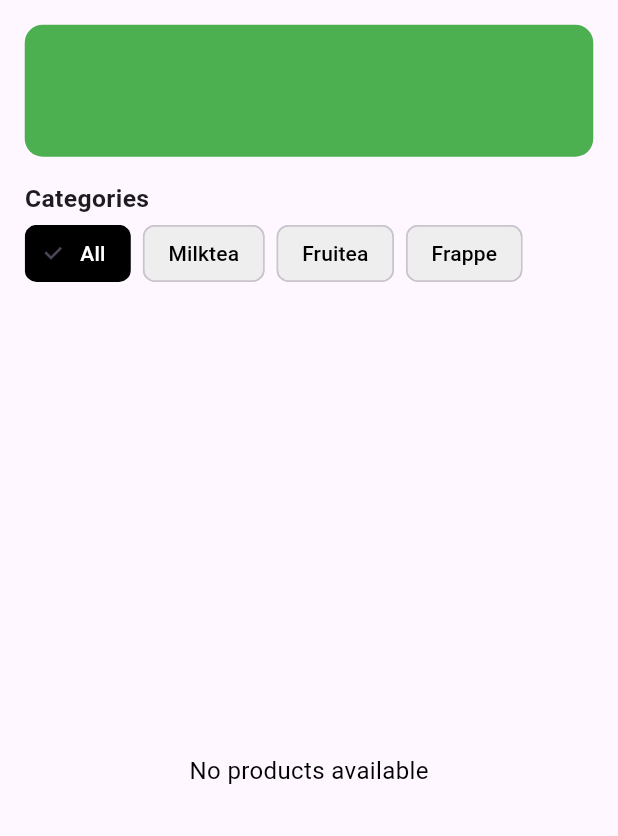
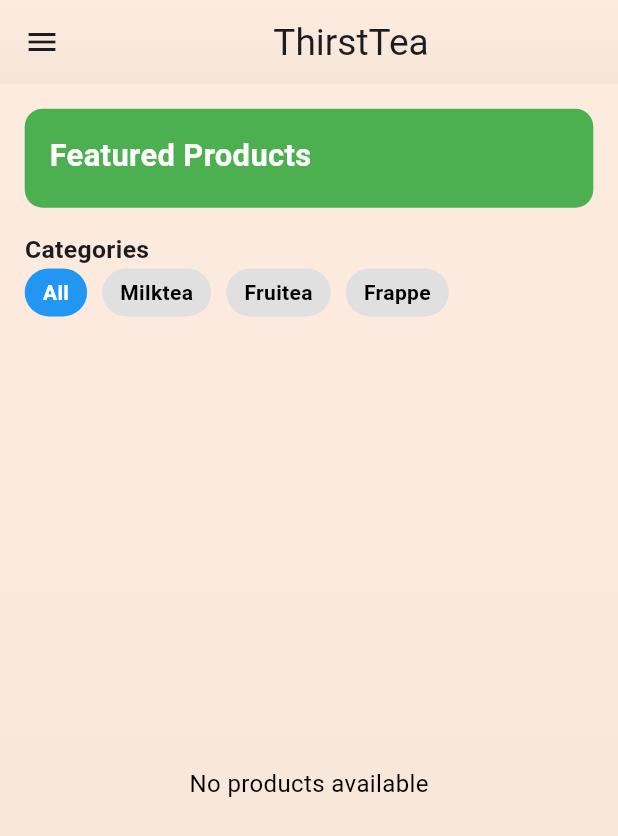
Before and after one commit to Adimno/thirsttea, a Flutter app: the HomePage1 screen opened directly, on a phone screen of 412 x 824 dp. Shown: the top 836 px of the screen. Run offline on Flutter 3.47's test engine with Material 3 defaults, Android fonts, the phone set to English and light mode, and no system bars; our stand-ins replace cloud_firestore, firebase_auth, firebase_core; accounts and stored records are empty; network calls fail.

Commit message:
remove bottom tabs and updated the home page UI

```diff
--- a/lib/home/home_page.dart
+++ b/lib/home/home_page.dart
@@ -2,6 +2,7 @@ import 'package:flutter/material.dart';
 import 'package:http/http.dart' as http;
 import 'dart:convert';
 import 'package:thirst_tea/product_page/product_page.dart';
+import 'package:thirst_tea/sign_in/sign_in_page.dart'; // Import the SignInPage for logout navigation
 
 class HomePage1 extends StatefulWidget {
   @override
@@ -23,9 +24,11 @@ class _HomePageState extends State<HomePage1> {
         'http://10.0.2.2/thirsteaFINALV2/login/adminmain/products_cp_connection.php'; // Replace with your server address
 
     try {
-      final response = await http.get(Uri.parse(url + '?category=$selectedCategory')); // Pass category as a query parameter
+      final response = await http.get(Uri.parse(url +
+          '?category=$selectedCategory')); // Pass category as a query parameter
       if (response.statusCode == 200) {
-        final List<dynamic> productsList = json.decode(response.body); // Decode the JSON response
+        final List<dynamic> productsList =
+        json.decode(response.body); // Decode the JSON response
 
         setState(() {
           products = productsList.map((product) {
@@ -47,10 +50,101 @@ class _HomePageState extends State<HomePage1> {
     final screenWidth = MediaQuery.of(context).size.width;
 
     return Scaffold(
-      body: Column(
+      appBar: AppBar(
+        flexibleSpace: Container(
+          decoration: BoxDecoration(
+            gradient: LinearGradient(
+              colors: [Color(0xFFFDEBDF), Color(0xFFF5E6D8)], // Soft gradient
+              begin: Alignment.topCenter,
+              end: Alignment.bottomCenter,
+            ),
+          ),
+        ),
+        title: Center(
+          child: Text(
+            'ThirstTea',
+            style: TextStyle(fontSize: screenWidth * 0.06),
+          ),
+        ),
+        leading: Builder(
+          builder: (context) => IconButton(  // Wrap the IconButton with Builder
+            icon: Icon(Icons.menu),
+            onPressed: () {
+              Scaffold.of(context).openDrawer(); // Now this context has Scaffold
+            },
+          ),
+        ),
+      ),
+      drawer: Drawer(
+        child: Container(
+          color: Colors.white,
+          child: ListView(
+            padding: EdgeInsets.zero,
+            children: <Widget>[
+              DrawerHeader(
+                decoration: BoxDecoration(
+                  color: Colors.blueAccent,
+                ),
+                child: Column(
+                  children: [
+                    Expanded(
+                      child: Image.asset(
+                        'assets/images/target_logo1.jpg', // Your logo
+                        fit: BoxFit.contain,
+                      ),
+                    ),
+                    SizedBox(height: 20),
+                  ],
+                ),
+              ),
+              ListTile(
+                leading: Icon(Icons.home, color: Colors.blueAccent),
+                title: Text(
+                  'Home',
+                  style: TextStyle(fontSize: 18, fontWeight: FontWeight.w500),
+                ),
+                onTap: () {
+                  Navigator.pop(context); // Close the drawer
+                },
+              ),
+              ListTile(
+                leading: Icon(Icons.account_circle, color: Colors.blueAccent),
+                title: Text(
+                  'Profile',
+                  style: TextStyle(fontSize: 18, fontWeight: FontWeight.w500),
+                ),
+                onTap: () {
+                  Navigator.pop(context); // Close the drawer
+                },
+              ),
+              ListTile(
+                leading: Icon(Icons.logout, color: Colors.redAccent),
+                title: Text(
+                  'Logout',
+                  style: TextStyle(fontSize: 18, fontWeight: FontWeight.w500, color: Colors.redAccent),
+                ),
+                onTap: () {
+                  Navigator.pushReplacement(
+                    context,
+                    MaterialPageRoute(builder: (context) => SignInPage()), // Navigate to SignInPage
+                  );
+                },
+              ),
+            ],
+          ),
+        ),
+      ),
+      body: Container(
+        decoration: BoxDecoration(
+          gradient: LinearGradient(
+            colors: [Color(0xFFFDEBDF), Color(0xFFF5E6D8)], // Soft gradient
+            begin: Alignment.topCenter,
+            end: Alignment.bottomCenter,
+          ),
+        ),
+        child: Column(
           crossAxisAlignment: CrossAxisAlignment.start,
           children: [
-          // Banner Section
             Padding(
               padding: EdgeInsets.all(screenWidth * 0.04),
               child: Container(
@@ -66,7 +160,7 @@ class _HomePageState extends State<HomePage1> {
                         crossAxisAlignment: CrossAxisAlignment.start,
                         children: [
                           Text(
-                          '',
+                            'Featured Products',
                             style: TextStyle(
                               color: Colors.white,
                               fontSize: screenWidth * 0.05,
@@ -74,10 +168,6 @@ class _HomePageState extends State<HomePage1> {
                             ),
                           ),
                           SizedBox(height: 4),
-                        Text(
-                          '',
-                          style: TextStyle(color: Colors.white),
-                        ),
                         ],
                       ),
                     ),
@@ -85,7 +175,6 @@ class _HomePageState extends State<HomePage1> {
                 ),
               ),
             ),
-          // Categories Section
             Padding(
               padding: EdgeInsets.symmetric(horizontal: screenWidth * 0.04),
               child: Row(
@@ -152,10 +241,11 @@ class _HomePageState extends State<HomePage1> {
               ),
             ),
             SizedBox(height: screenWidth * 0.025),
-          // Products Section
             Expanded(
               child: products.isEmpty
-                ? Center(child: Text("No products available", style: TextStyle(fontSize: 16, color: Colors.black)))
+                  ? Center(
+                  child: Text("No products available",
+                      style: TextStyle(fontSize: 16, color: Colors.black)))
                   : GridView.builder(
                 padding: EdgeInsets.all(screenWidth * 0.025),
                 gridDelegate: SliverGridDelegateWithFixedCrossAxisCount(
@@ -228,18 +318,19 @@ class _HomePageState extends State<HomePage1> {
                                   children: List.generate(5, (index) {
                                     return Icon(
                                       Icons.star,
-                                    color: index < 5 ? Colors.orange : Colors.grey,
+                                      color: index < 5
+                                          ? Colors.orange
+                                          : Colors.grey,
                                       size: 14,
                                     );
                                   }),
                                 ),
                                 SizedBox(height: 4),
                                 Text(
-                                '₱${price.toStringAsFixed(2)}',
+                                  '\₱$price',
                                   style: TextStyle(
                                     fontWeight: FontWeight.bold,
-                                  fontSize: 16,
-                                  color: Colors.black,
+                                    fontSize: 14,
                                   ),
                                 ),
                               ],
@@ -254,6 +345,7 @@ class _HomePageState extends State<HomePage1> {
             ),
           ],
         ),
+      ),
     );
   }
 }
@@ -263,24 +355,25 @@ class CategoryChip extends StatelessWidget {
   final bool isSelected;
   final VoidCallback onSelected;
 
-  CategoryChip({
-    required this.label,
-    required this.isSelected,
-    required this.onSelected,
-  });
+  CategoryChip({required this.label, required this.isSelected, required this.onSelected});
 
   @override
   Widget build(BuildContext context) {
-    return Padding(
-      padding: const EdgeInsets.only(right: 8.0),
-      child: ChoiceChip(
-        label: Text(label),
-        selected: isSelected,
-        onSelected: (_) => onSelected(),
-        selectedColor: Colors.black,
-        backgroundColor: Colors.grey[200],
-        labelStyle: TextStyle(
+    return GestureDetector(
+      onTap: onSelected,
+      child: Container(
+        padding: EdgeInsets.symmetric(horizontal: 12, vertical: 6),
+        margin: EdgeInsets.only(right: 10),
+        decoration: BoxDecoration(
+          color: isSelected ? Colors.blue : Colors.grey[300],
+          borderRadius: BorderRadius.circular(20),
+        ),
+        child: Text(
+          label,
+          style: TextStyle(
             color: isSelected ? Colors.white : Colors.black,
+            fontWeight: FontWeight.w600,
+          ),
         ),
       ),
     );
```
Also changed, not shown: lib/bottom_tabs/bottom_tabs_page.dart (deleted, +0 -188 lines), lib/product_page/product_page.dart (+36 -25 lines), lib/sign_in/sign_in_page.dart (+2 -5 lines). Lines whose indentation alone changed are shown as unchanged.
